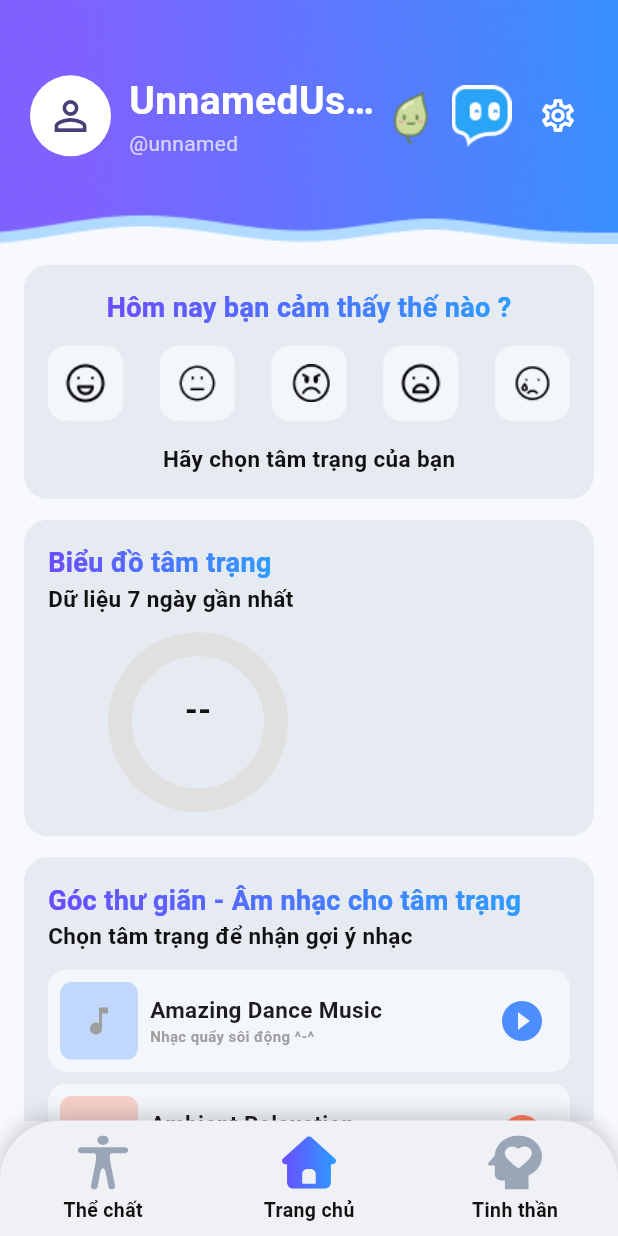
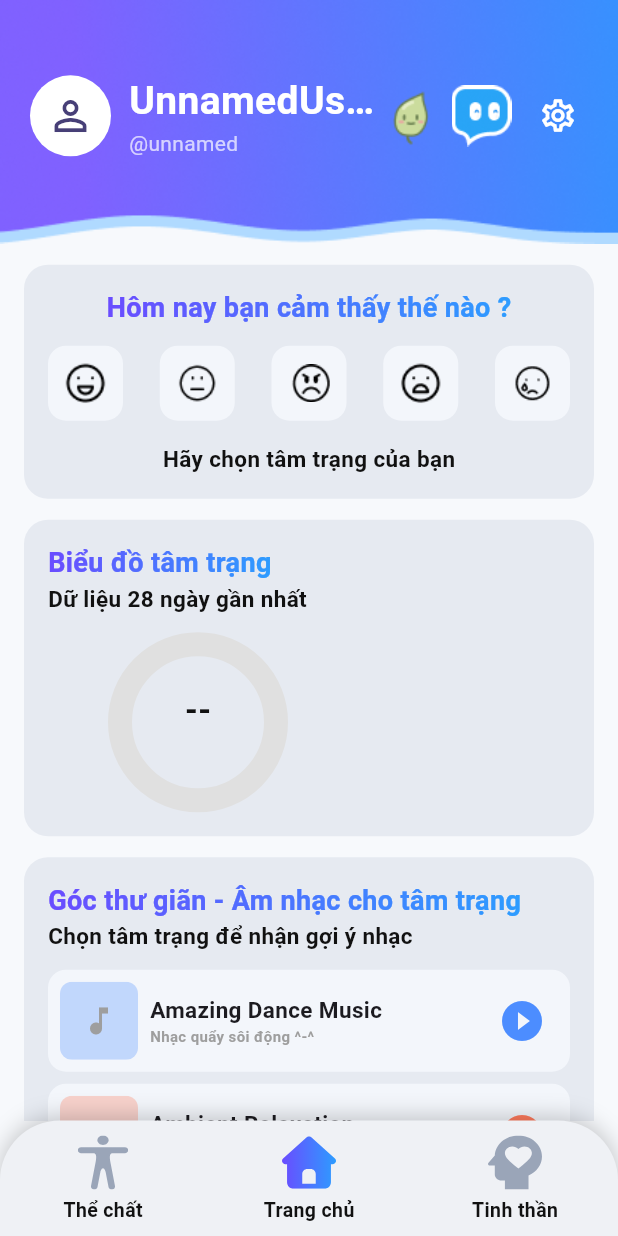
Before and after one commit to trantrikientybg/Healthiez, a Flutter app: the screen it shows once a user with an empty profile is signed in, swiped to page 3, on a phone screen of 412 x 824 dp. Run offline on Flutter 3.47's test engine with Material 3 defaults, Android fonts, the phone set to English and light mode, and no system bars; our stand-ins replace audioplayers, flutter_local_notifications, flutter_svg, image_picker, pedometer, permission_handler and 3 more; accounts and stored records are empty; network calls fail; project files that could hold a hidden picture were left out.

Commit message:
mental final

```diff
--- a/lib/navigation/main_shell.dart
+++ b/lib/navigation/main_shell.dart
@@ -74,7 +74,7 @@ class _MainShellState extends State<MainShell> {
           data: Theme.of(context).copyWith(extensions: [palette]),
           child: Scaffold(
             backgroundColor:
-                _currentIndex == _mentalIndex ? null : palette.background,
+                palette.background,
             body: PageView(
               controller: _pageController,
               physics: const NeverScrollableScrollPhysics(),
--- a/lib/screens/mental/mental_screen.dart
+++ b/lib/screens/mental/mental_screen.dart
@@ -315,7 +315,7 @@ class _MentalScreenState extends State<MentalScreen> {
           ),
           _card(
             title: 'Biểu đồ tâm trạng',
-            subtitle: 'Dữ liệu 7 ngày gần nhất',
+            subtitle: 'Dữ liệu 28 ngày gần nhất',
             child: _chart(),
           ),
           _card(
@@ -359,7 +359,7 @@ class _MentalScreenState extends State<MentalScreen> {
                           width: 54,
                           height: 54,
                           fit: BoxFit.cover,
-                          errorBuilder: (_, __, ___) =>
+                          errorBuilder: (_, _, _) =>
                               const Icon(Icons.person_outline, size: 32),
                         ),
                       )
```
